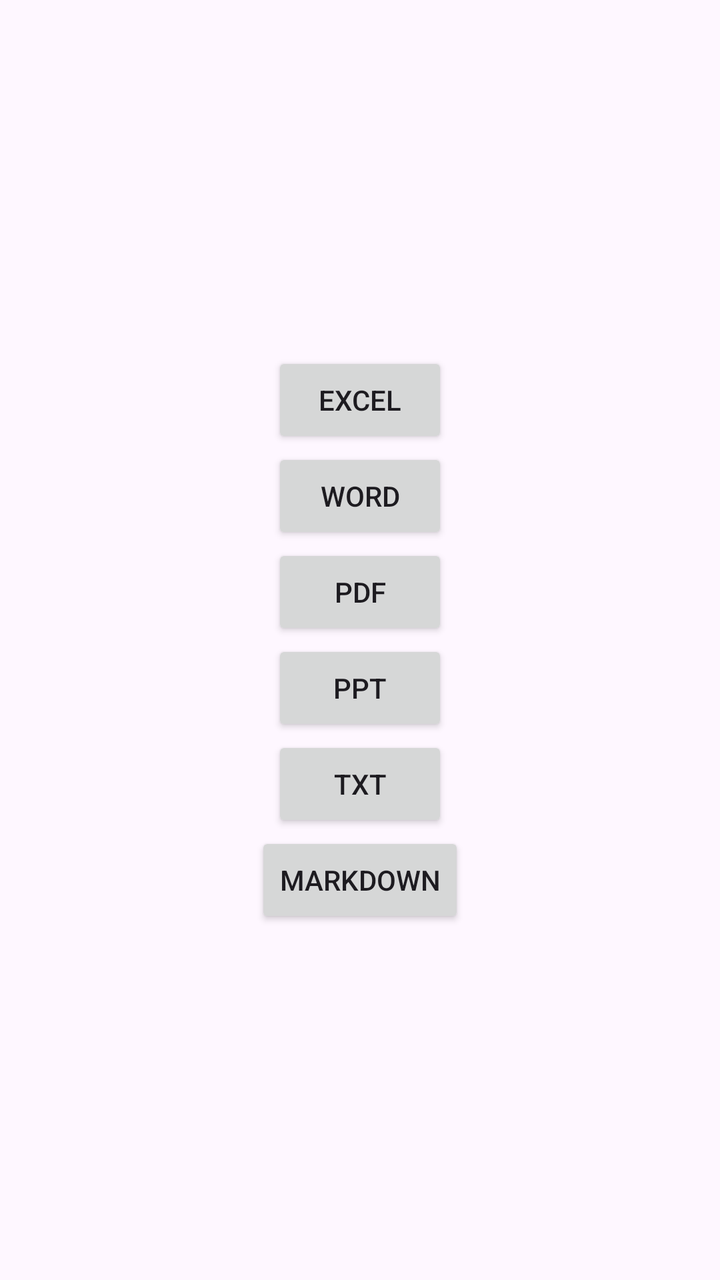
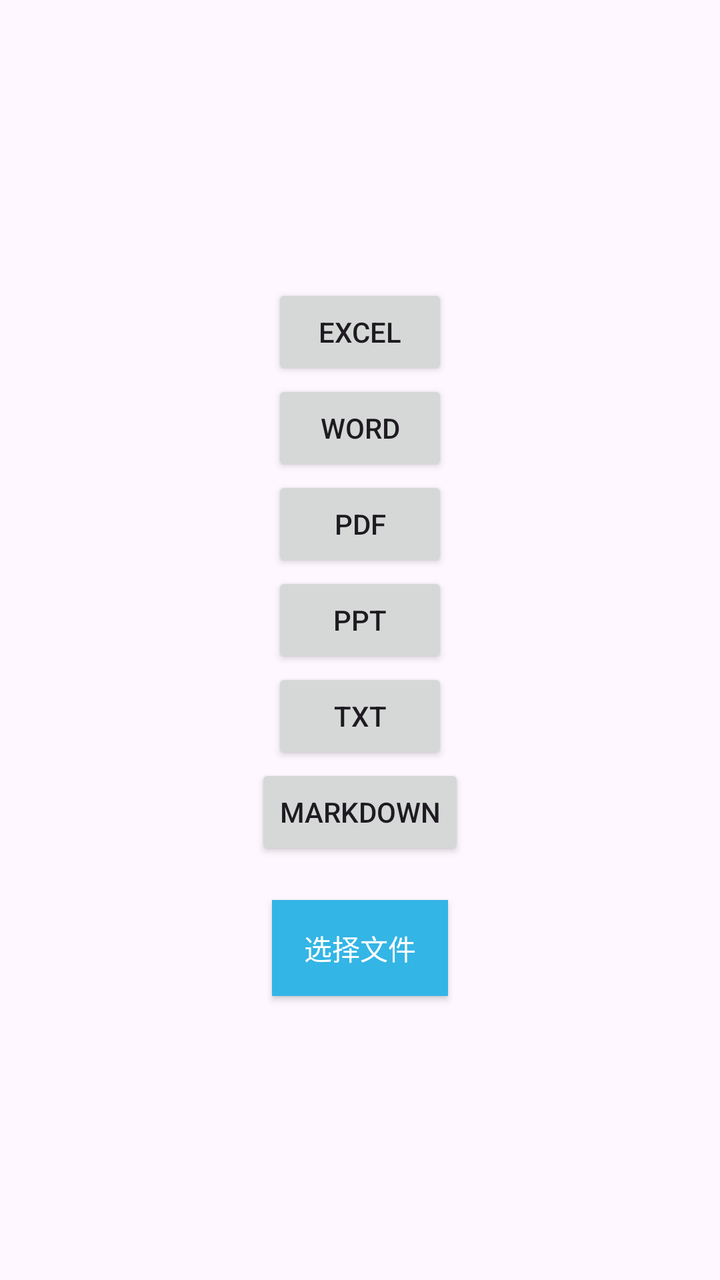

An Android layout rendered at two revisions. The XML below is the earlier revision; the diff shows what the commit changed to produce the second picture.
<!-- AndroidManifest.xml: application theme Theme.Example -->
<!-- res/layout/activity_main.xml -->
<?xml version="1.0" encoding="utf-8"?>
<LinearLayout xmlns:android="http://schemas.android.com/apk/res/android"
    xmlns:tools="http://schemas.android.com/tools"
    android:layout_width="match_parent"
    android:layout_height="match_parent"
    android:orientation="vertical"
    android:gravity="center"
    tools:context=".MainActivity">

    <androidx.appcompat.widget.AppCompatButton
        android:id="@+id/btn_excel"
        android:layout_width="wrap_content"
        android:layout_height="wrap_content"
        android:text="excel"/>

    <androidx.appcompat.widget.AppCompatButton
        android:id="@+id/btn_word"
        android:layout_width="wrap_content"
        android:layout_height="wrap_content"
        android:text="word"/>

    <androidx.appcompat.widget.AppCompatButton
        android:id="@+id/btn_pdf"
        android:layout_width="wrap_content"
        android:layout_height="wrap_content"
        android:text="pdf"/>

    <androidx.appcompat.widget.AppCompatButton
        android:id="@+id/btn_ppt"
        android:layout_width="wrap_content"
        android:layout_height="wrap_content"
        android:text="ppt"/>

    <androidx.appcompat.widget.AppCompatButton
        android:id="@+id/btn_txt"
        android:layout_width="wrap_content"
        android:layout_height="wrap_content"
        android:text="txt"/>

    <androidx.appcompat.widget.AppCompatButton
        android:id="@+id/btn_markdown"
        android:layout_width="wrap_content"
        android:layout_height="wrap_content"
        android:text="markdown"/>
</LinearLayout>
<!-- resources referenced by this layout -->
<resources>
  <style name="Theme.Example" parent="Base.Theme.Example" />
  <style name="Base.Theme.Example" parent="Theme.Material3.DayNight.NoActionBar">
          
          
      </style>
</resources>

<!-- the commit's change to res/layout/activity_main.xml (unified diff, before → after) -->
@@ -42,4 +42,13 @@
         android:layout_width="wrap_content"
         android:layout_height="wrap_content"
         android:text="markdown"/>
+
+    <androidx.appcompat.widget.AppCompatButton
+        android:id="@+id/btn_select_file"
+        android:layout_width="wrap_content"
+        android:layout_height="wrap_content"
+        android:layout_marginTop="20dp"
+        android:text="选择文件"
+        android:background="@android:color/holo_blue_light"
+        android:textColor="@android:color/white"/>
 </LinearLayout>
